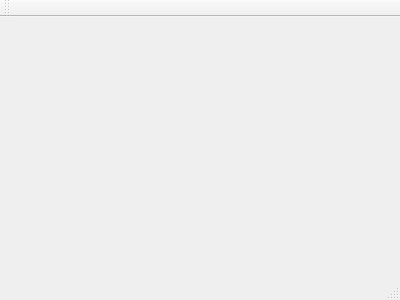
Old version of the form mainwindow.ui in the repository DmitryNekrasov/SLOTS.
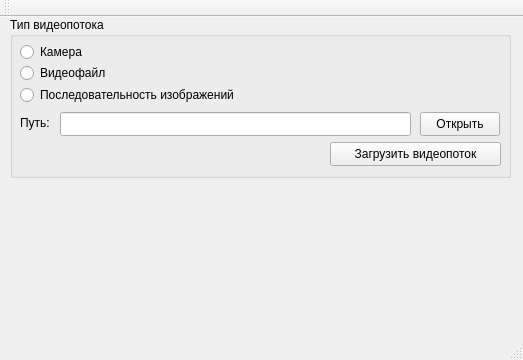
New version of the form.

Commit message: Добавил элементы для загрузки видеопотока на форму

```diff
--- a/mainwindow.ui
+++ b/mainwindow.ui
@@ -1,24 +1,141 @@
 <ui version="4.0">
  <class>MainWindow</class>
- <widget class="QMainWindow" name="MainWindow" >
-  <property name="geometry" >
+ <widget class="QMainWindow" name="MainWindow">
+  <property name="geometry">
    <rect>
     <x>0</x>
     <y>0</y>
-    <width>400</width>
-    <height>300</height>
+    <width>523</width>
+    <height>360</height>
    </rect>
   </property>
   <property name="windowTitle" >
    <string>MainWindow</string>
   </property>
-  <widget class="QMenuBar" name="menuBar" />
-  <widget class="QToolBar" name="mainToolBar" />
-  <widget class="QWidget" name="centralWidget" />
-  <widget class="QStatusBar" name="statusBar" />
+  <widget class="QWidget" name="centralWidget">
+   <widget class="QGroupBox" name="groupBox_VideoStreamLoad">
+    <property name="geometry">
+     <rect>
+      <x>10</x>
+      <y>0</y>
+      <width>501</width>
+      <height>161</height>
+     </rect>
+    </property>
+    <property name="title">
+     <string>Тип видеопотока</string>
+    </property>
+    <widget class="QRadioButton" name="radioButton_Camera">
+     <property name="geometry">
+      <rect>
+       <x>10</x>
+       <y>25</y>
+       <width>100</width>
+       <height>20</height>
+      </rect>
+     </property>
+     <property name="text">
+      <string>Камера</string>
+     </property>
+    </widget>
+    <widget class="QRadioButton" name="radioButton_VideoFile">
+     <property name="geometry">
+      <rect>
+       <x>10</x>
+       <y>45</y>
+       <width>100</width>
+       <height>22</height>
+      </rect>
+     </property>
+     <property name="text">
+      <string>Видеофайл</string>
+     </property>
+    </widget>
+    <widget class="QRadioButton" name="radioButton_ImageSequence">
+     <property name="geometry">
+      <rect>
+       <x>10</x>
+       <y>68</y>
+       <width>251</width>
+       <height>20</height>
+      </rect>
+     </property>
+     <property name="text">
+      <string>Последовательность изображений</string>
+     </property>
+    </widget>
+    <widget class="QLabel" name="label_Path">
+     <property name="geometry">
+      <rect>
+       <x>10</x>
+       <y>98</y>
+       <width>60</width>
+       <height>16</height>
+      </rect>
+     </property>
+     <property name="text">
+      <string>Путь:</string>
+     </property>
+    </widget>
+    <widget class="QLineEdit" name="lineEdit_Path">
+     <property name="geometry">
+      <rect>
+       <x>50</x>
+       <y>95</y>
+       <width>351</width>
+       <height>24</height>
+      </rect>
+     </property>
+    </widget>
+    <widget class="QPushButton" name="pushButton_Open">
+     <property name="geometry">
+      <rect>
+       <x>410</x>
+       <y>95</y>
+       <width>80</width>
+       <height>24</height>
+      </rect>
+     </property>
+     <property name="text">
+      <string>Открыть</string>
+     </property>
+    </widget>
+    <widget class="QPushButton" name="pushButton_LoadVideoStream">
+     <property name="geometry">
+      <rect>
+       <x>320</x>
+       <y>125</y>
+       <width>171</width>
+       <height>24</height>
+      </rect>
+     </property>
+     <property name="text">
+      <string>Загрузить видеопоток</string>
+     </property>
+    </widget>
+   </widget>
+  </widget>
+  <widget class="QMenuBar" name="menuBar">
+   <property name="geometry">
+    <rect>
+     <x>0</x>
+     <y>0</y>
+     <width>523</width>
+     <height>22</height>
+    </rect>
+   </property>
+  </widget>
+  <widget class="QToolBar" name="mainToolBar">
+   <attribute name="toolBarArea">
+    <enum>TopToolBarArea</enum>
+   </attribute>
+   <attribute name="toolBarBreak">
+    <bool>true</bool>
+   </attribute>
+  </widget>
+  <widget class="QStatusBar" name="statusBar"/>
  </widget>
- <layoutDefault spacing="6" margin="11" />
- <pixmapfunction></pixmapfunction>
+ <layoutdefault spacing="6" margin="11"/>
  <resources/>
  <connections/>
 </ui>
```
Left out of the diff: 3 changed lines with no effect on the pictures. The commit also changes 1 other file.
